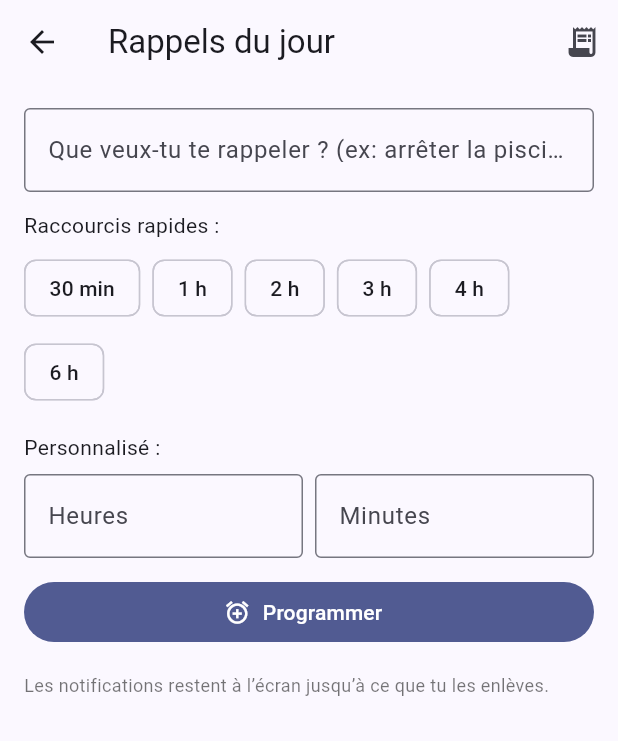
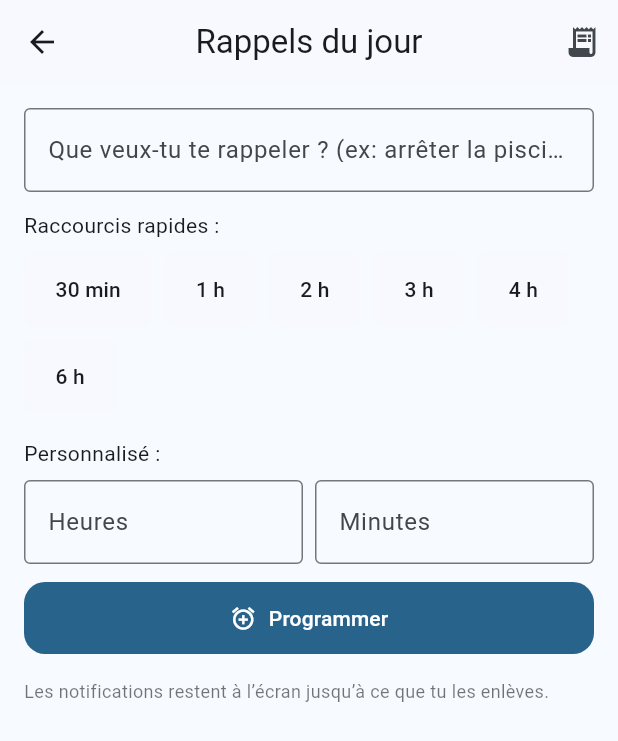
Before and after one commit to patperoni-droid/rappels_alarme, a Flutter app: the screen it shows after launch, after a tap on "Rappels du jour", on a phone screen of 412 x 824 dp. Shown: the top 741 px of the screen. Run offline on Flutter 3.47's test engine with Material 3 defaults, Android fonts, the phone set to English and light mode, and no system bars; our stand-ins replace flutter_local_notifications, shared_preferences.

```diff
--- a/lib/main.dart
+++ b/lib/main.dart
@@ -28,10 +28,22 @@ class Reminder {
   final String body;
   final int whenMs; // epoch millis
 
-  Reminder({required this.id, required this.title, required this.body, required this.whenMs});
+  Reminder({
+    required this.id,
+    required this.title,
+    required this.body,
+    required this.whenMs,
+  });
+
   DateTime get when => DateTime.fromMillisecondsSinceEpoch(whenMs);
 
-  Map<String, dynamic> toJson() => {'id': id, 'title': title, 'body': body, 'whenMs': whenMs};
+  Map<String, dynamic> toJson() => {
+    'id': id,
+    'title': title,
+    'body': body,
+    'whenMs': whenMs,
+  };
+
   static Reminder fromJson(Map<String, dynamic> m) => Reminder(
     id: m['id'] as int,
     title: m['title'] as String,
@@ -73,9 +85,22 @@ class ReminderStore {
     await _save();
   }
 
+  /// Supprime les rappels passés (avec une petite marge `grace`)
+  Future<int> prunePast({Duration grace = const Duration(minutes: 1)}) async {
+    final before = DateTime.now().subtract(grace).millisecondsSinceEpoch;
+    final n0 = _items.length;
+    _items.removeWhere((e) => e.whenMs <= before);
+    final n1 = _items.length;
+    if (n1 != n0) await _save();
+    return n0 - n1;
+  }
+
   Future<void> _save() async {
     final sp = await SharedPreferences.getInstance();
-    await sp.setStringList(_key, _items.map((e) => jsonEncode(e.toJson())).toList());
+    await sp.setStringList(
+      _key,
+      _items.map((e) => jsonEncode(e.toJson())).toList(),
+    );
   }
 }
 
@@ -83,6 +108,7 @@ final store = ReminderStore();
 
 /// ───────── Utils
 int _newId() => DateTime.now().microsecondsSinceEpoch & 0x7fffffff;
+
 String fmt(DateTime dt) {
   String two(int v) => v.toString().padLeft(2, '0');
   return '${two(dt.day)}/${two(dt.month)}/${dt.year} ${two(dt.hour)}:${two(dt.minute)}';
@@ -134,6 +160,8 @@ Future<void> main() async {
 
   // Persistance
   await store.load();
+  // Nettoyage au démarrage
+  await store.prunePast();
 
   runApp(const MyApp());
 }
@@ -145,7 +173,38 @@ class MyApp extends StatelessWidget {
   Widget build(BuildContext context) {
     return MaterialApp(
       title: 'Rappels famille',
-      theme: ThemeData(colorSchemeSeed: Colors.indigo, useMaterial3: true),
+      theme: ThemeData(
+        useMaterial3: true,
+        colorSchemeSeed: Colors.lightBlue,
+        brightness: Brightness.light,
+        scaffoldBackgroundColor: const Color(0xFFF7FAFF),
+
+        // ⟵ ICI: CardThemeData (nouveau type)
+        cardTheme: const CardThemeData(
+          elevation: 1,
+          margin: EdgeInsets.symmetric(vertical: 6, horizontal: 0),
+          shape: RoundedRectangleBorder(
+            borderRadius: BorderRadius.all(Radius.circular(16)),
+          ),
+        ),
+
+        appBarTheme: const AppBarTheme(centerTitle: true, elevation: 0),
+        listTileTheme: const ListTileThemeData(iconColor: Colors.lightBlue),
+        snackBarTheme: const SnackBarThemeData(behavior: SnackBarBehavior.floating),
+        inputDecorationTheme: const InputDecorationTheme(
+          border: OutlineInputBorder(borderRadius: BorderRadius.all(Radius.circular(14))),
+        ),
+        filledButtonTheme: FilledButtonThemeData(
+          style: FilledButton.styleFrom(
+            shape: RoundedRectangleBorder(borderRadius: BorderRadius.circular(14)),
+            padding: const EdgeInsets.symmetric(horizontal: 18, vertical: 14),
+          ),
+        ),
+        chipTheme: const ChipThemeData(
+          side: BorderSide(color: Colors.transparent),
+          labelPadding: EdgeInsets.symmetric(horizontal: 12, vertical: 6),
+        ),
+      ),
       locale: const Locale('fr'),
       localizationsDelegates: const [
         GlobalMaterialLocalizations.delegate,
@@ -166,15 +225,21 @@ class HomePage extends StatefulWidget {
 
 class _HomePageState extends State<HomePage> {
   Future<void> _requestNotifPerm() async {
-    final android = _notifs
-        .resolvePlatformSpecificImplementation<AndroidFlutterLocalNotificationsPlugin>();
-    try { await android?.requestNotificationsPermission(); } catch (_) {}
+    final android =
+    _notifs.resolvePlatformSpecificImplementation<AndroidFlutterLocalNotificationsPlugin>();
+    try {
+      await android?.requestNotificationsPermission();
+    } catch (_) {}
   }
 
   @override
   void initState() {
     super.initState();
-    WidgetsBinding.instance.addPostFrameCallback((_) => _requestNotifPerm());
+    WidgetsBinding.instance.addPostFrameCallback((_) async {
+      await _requestNotifPerm();
+      final removed = await store.prunePast();
+      if (removed > 0 && mounted) setState(() {});
+    });
   }
 
   @override
@@ -191,10 +256,10 @@ class _HomePageState extends State<HomePage> {
               tooltip: 'Mes rappels',
               icon: const Icon(Icons.receipt_long),
               onPressed: () async {
-                await Navigator.of(context).push(
-                  MaterialPageRoute(builder: (_) => const RemindersPage()),
-                );
-                setState(() {}); // refresh au retour
+                await Navigator.of(context)
+                    .push(MaterialPageRoute(builder: (_) => const RemindersPage()));
+                final removed = await store.prunePast();
+                if (removed > 0 && mounted) setState(() {});
               },
             ),
           ],
@@ -203,6 +268,13 @@ class _HomePageState extends State<HomePage> {
           padding: const EdgeInsets.all(16),
           child: ListView(
             children: [
+              const Padding(
+                padding: EdgeInsets.only(bottom: 12, left: 4),
+                child: Text(
+                  'Que veux-tu planifier ?',
+                  style: TextStyle(fontSize: 20, fontWeight: FontWeight.w600),
+                ),
+              ),
               // Deux gros boutons
               Card(
                 child: ListTile(
@@ -259,8 +331,7 @@ class _HomePageState extends State<HomePage> {
     );
   }
 
-  Future<void> _schedulePro(DateTime when,
-      {required String title, required String body}) async {
+  Future<void> _schedulePro(DateTime when, {required String title, required String body}) async {
     final id = _newId();
     final whenMs = when.millisecondsSinceEpoch;
 
@@ -313,7 +384,7 @@ class _DayRemindersPageState extends State<DayRemindersPage> {
     await _schedulePro(when, title: name, body: 'Prévu à ${fmt(when)}');
     _snack('Planifié dans ${_fmtDur(d)}');
 
-    if (mounted) Navigator.pop(context); // ⟵ retourne à l’écran d’accueil
+    if (mounted) Navigator.pop(context); // retour accueil
   }
 
   Future<void> _custom() async {
@@ -337,8 +408,7 @@ class _DayRemindersPageState extends State<DayRemindersPage> {
     ScaffoldMessenger.of(context).showSnackBar(SnackBar(content: Text(msg)));
   }
 
-  Future<void> _schedulePro(DateTime when,
-      {required String title, required String body}) async {
+  Future<void> _schedulePro(DateTime when, {required String title, required String body}) async {
     final id = _newId();
     final whenMs = when.millisecondsSinceEpoch;
 
@@ -497,10 +567,16 @@ class _LongRemindersPageState extends State<LongRemindersPage> {
     );
     if (name == null) return;
 
-    if (_rdv == null) { _snack('Choisis la date & l’heure du rendez-vous'); return; }
+    if (_rdv == null) {
+      _snack('Choisis la date & l’heure du rendez-vous');
+      return;
+    }
     final rdv = _rdv!;
     final now = DateTime.now();
-    if (rdv.isBefore(now)) { _snack('La date choisie est passée'); return; }
+    if (rdv.isBefore(now)) {
+      _snack('La date choisie est passée');
+      return;
+    }
 
     int count = 0;
     final toAdd = <Reminder>[];
@@ -535,7 +611,7 @@ class _LongRemindersPageState extends State<LongRemindersPage> {
     await store.addAll(toAdd);
     if (mounted) {
       _snack('$count alarme(s) programmée(s)');
-      Navigator.pop(context);
+      Navigator.pop(context); // retour accueil
     }
   }
 
@@ -571,15 +647,18 @@ class _LongRemindersPageState extends State<LongRemindersPage> {
           const Divider(),
           const Text('Pré-alertes'),
           CheckboxListTile(
-            value: _j2, onChanged: (v) => setState(() => _j2 = v ?? true),
+            value: _j2,
+            onChanged: (v) => setState(() => _j2 = v ?? true),
             title: const Text('J-2 (2 jours avant)'),
           ),
           CheckboxListTile(
-            value: _j1, onChanged: (v) => setState(() => _j1 = v ?? true),
+            value: _j1,
+            onChanged: (v) => setState(() => _j1 = v ?? true),
             title: const Text('J-1 (la veille)'),
           ),
           CheckboxListTile(
-            value: _h90, onChanged: (v) => setState(() => _h90 = v ?? true),
+            value: _h90,
+            onChanged: (v) => setState(() => _h90 = v ?? true),
             title: const Text('−1h30 (1 h 30 avant)'),
           ),
           const SizedBox(height: 12),
@@ -602,11 +681,24 @@ class RemindersPage extends StatefulWidget {
 }
 
 class _RemindersPageState extends State<RemindersPage> {
+  @override
+  void initState() {
+    super.initState();
+    // Nettoie les rappels expirés à l’ouverture de la page
+    WidgetsBinding.instance.addPostFrameCallback((_) async {
+      final removed = await store.prunePast();
+      if (removed > 0 && mounted) setState(() {});
+    });
+  }
+
   Future<void> _cancel(Reminder r) async {
-    try { await _channel.invokeMethod('cancel', {'id': r.id}); } catch (_) {}
+    try {
+      await _channel.invokeMethod('cancel', {'id': r.id});
+    } catch (_) {}
     await store.removeById(r.id);
     if (mounted) {
-      ScaffoldMessenger.of(context).showSnackBar(const SnackBar(content: Text('Rappel annulé')));
+      ScaffoldMessenger.of(context)
+          .showSnackBar(const SnackBar(content: Text('Rappel annulé')));
       setState(() {});
     }
   }
@@ -632,8 +724,12 @@ class _RemindersPageState extends State<RemindersPage> {
                           'peuvent encore se déclencher selon Android.',
                     ),
                     actions: [
-                      TextButton(onPressed: () => Navigator.pop(context, false), child: const Text('Annuler')),
-                      FilledButton(onPressed: () => Navigator.pop(context, true), child: const Text('Supprimer')),
+                      TextButton(
+                          onPressed: () => Navigator.pop(context, false),
+                          child: const Text('Annuler')),
+                      FilledButton(
+                          onPressed: () => Navigator.pop(context, true),
+                          child: const Text('Supprimer')),
                     ],
                   ),
                 );
```
